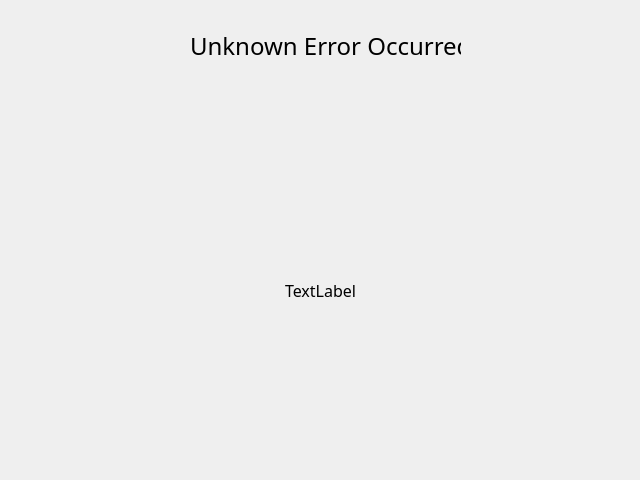
PixelGameMaker/PixelGame-Python, file Launcher Asset/Error_Window.ui: the form before one commit.
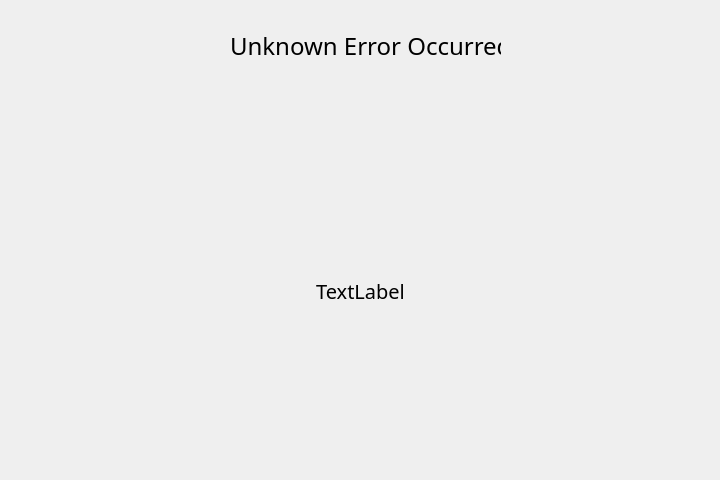
The form after the commit. Icons and pictures are not drawn.

The edit to the form file:
```diff
--- a/Launcher Asset/Error_Window.ui
+++ b/Launcher Asset/Error_Window.ui
@@ -9,19 +9,19 @@
             <rect>
                 <x>0</x>
                 <y>0</y>
-                <width>640</width>
+    <width>720</width>
                 <height>480</height>
             </rect>
         </property>
         <property name="minimumSize">
             <size>
-                <width>640</width>
+    <width>720</width>
                 <height>480</height>
             </size>
         </property>
         <property name="maximumSize">
             <size>
-                <width>640</width>
+    <width>720</width>
                 <height>480</height>
             </size>
         </property>
@@ -40,7 +40,7 @@
         <widget class="QLabel" name="label">
             <property name="geometry">
                 <rect>
-                    <x>190</x>
+     <x>230</x>
                     <y>10</y>
                     <width>271</width>
                     <height>71</height>
@@ -64,14 +64,14 @@
                 <rect>
                     <x>10</x>
                     <y>110</y>
-                    <width>621</width>
+     <width>701</width>
                     <height>361</height>
                 </rect>
             </property>
             <property name="font">
                 <font>
                     <family>Unifont</family>
-                    <pointsize>12</pointsize>
+     <pointsize>15</pointsize>
                 </font>
             </property>
             <property name="text">
@@ -80,6 +80,9 @@
             <property name="alignment">
                 <set>Qt::AlignCenter</set>
             </property>
+   <property name="wordWrap">
+    <bool>true</bool>
+   </property>
         </widget>
     </widget>
     <resources/>
```
Left out of the diff: 5 changed lines with no effect on the pictures. Lines whose indentation alone changed are shown as unchanged.
